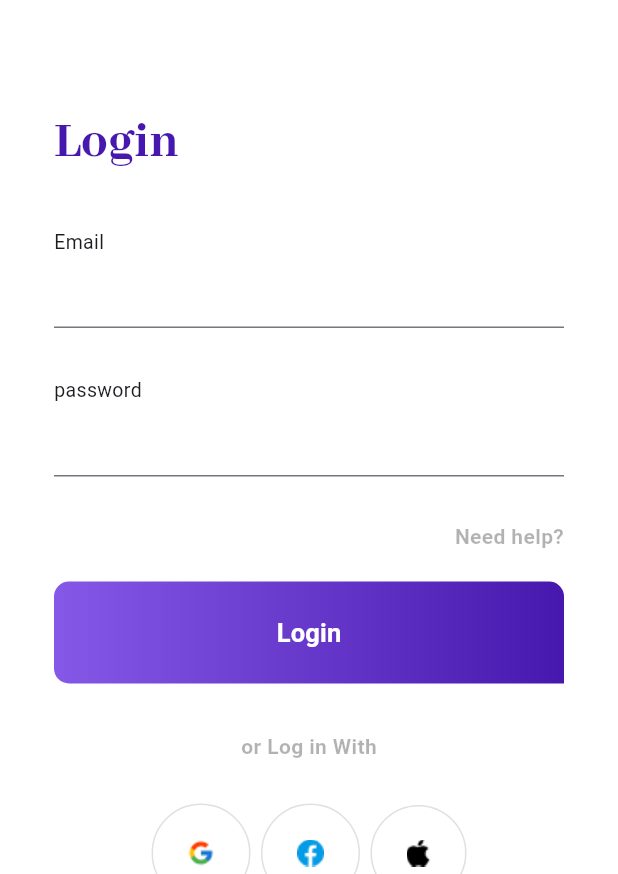
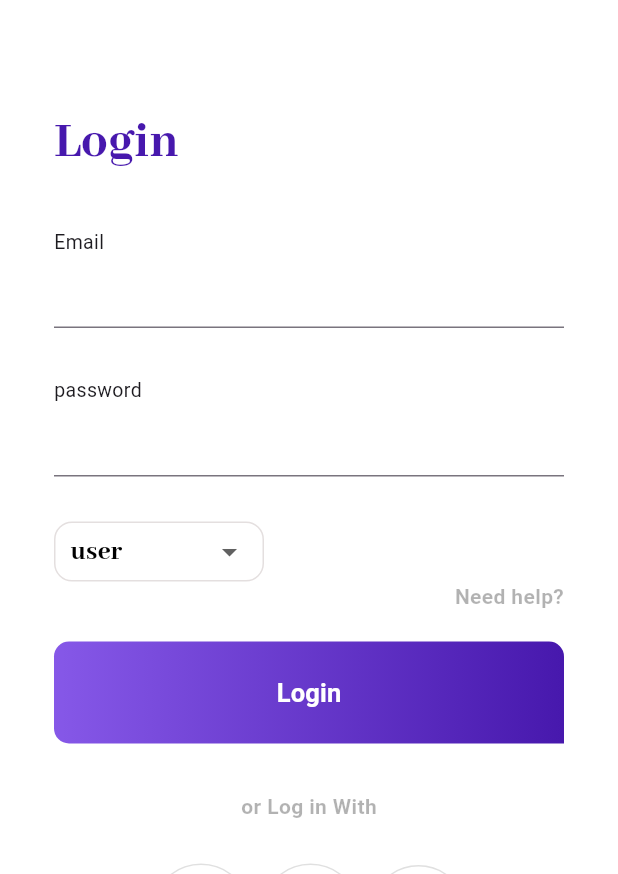
Before and after one commit to MahmoudElgaml/atch_proj, a Flutter app: the screen it shows after launch, on a phone screen of 412 x 824 dp, the part 362-1236 px from its top. Run offline on Flutter 3.47's test engine with Material 3 defaults, Android fonts, the phone set to English and light mode, and no system bars; drawn by our look-alikes of dropdown_button2; our stand-ins replace bloc, cached_network_image, dartz, device_preview, dio, flutter_animate and 13 more.

Commit message:
auth feature: add validation to login_drawer put dropMenu with new refactor

```diff
--- a/lib/feature/auth_feature/auth/presentation/widgets/login_drawer.dart
+++ b/lib/feature/auth_feature/auth/presentation/widgets/login_drawer.dart
@@ -1,3 +1,4 @@
+import 'package:atch_proj/core/services/validation_service.dart';
 import 'package:atch_proj/feature/auth_feature/auth/presentation/manger/auth_cubit.dart';
 import 'package:atch_proj/feature/auth_feature/auth/presentation/widgets/custom_drop_menu.dart';
 import 'package:atch_proj/feature/auth_feature/auth/presentation/widgets/social_button.dart';
@@ -21,26 +22,24 @@ class LogInDrawer extends StatefulWidget {
 }
 
 class _LogInDrawerState extends State<LogInDrawer> {
+  Map<String, String> items = {
+    "advertise": "advertise",
+    "user": "user",
+  };
   TextEditingController email = TextEditingController();
   TextEditingController password = TextEditingController();
   String selectedValue = "user";
+  var formKey = GlobalKey<FormState>();
 
   @override
   Widget build(BuildContext context) {
     return Container(
-      height: MediaQuery.of(context).size.height,
       margin: const EdgeInsets.only(top: 281),
-      width: MediaQuery.of(context).size.width,
-      decoration: const BoxDecoration(
-        color: Colors.white,
-        borderRadius: BorderRadius.only(
-          topLeft: Radius.circular(32),
-          topRight: Radius.circular(32),
-        ),
-      ),
       child: SingleChildScrollView(
         child: Padding(
           padding: const EdgeInsets.only(top: 30, left: 36, right: 36),
+          child: Form(
+            key: formKey,
             child: Column(
               crossAxisAlignment: CrossAxisAlignment.start,
               children: [
@@ -50,16 +49,25 @@ class _LogInDrawerState extends State<LogInDrawer> {
                 ),
                 const Gap(32),
                 CostumeTextFiled(
+                  validator: (value) => ValidationService.validateEmail(value),
                   title: "Email",
                   textEditingController: email,
                 ),
                 const Gap(32),
                 CostumeTextFiled(
+                  validator: (value) => ValidationService.validatePassword(value),
                   title: "password",
                   textEditingController: password,
                 ),
                 const Gap(30),
-            //  CustomDropMenu(selectedValue: selectedValue),
+                CustomDropMenu(
+                  isAuth: true,
+                  selectedValue: selectedValue,
+                  setValue: (value) {
+                    selectedValue = value;
+                  },
+                  items: items,
+                ),
                 Align(
                   alignment: Alignment.centerRight,
                   child: Text(
@@ -72,8 +80,11 @@ class _LogInDrawerState extends State<LogInDrawer> {
                   title: 'Login',
                   isLoading: true,
                   onPressed: () {
+                    if(formKey.currentState!.validate()){
                       AuthCubit.get(context)
-                      .logIn(email.text, password.text, "advertiser");
+                          .logIn(email.text, password.text, selectedValue);
+                    }
+
                   },
                 ),
                 const Gap(32),
@@ -126,6 +137,7 @@ class _LogInDrawerState extends State<LogInDrawer> {
             ),
           ),
         ),
+      ),
     );
   }
 }
```
Lines whose indentation alone changed are shown as unchanged.
